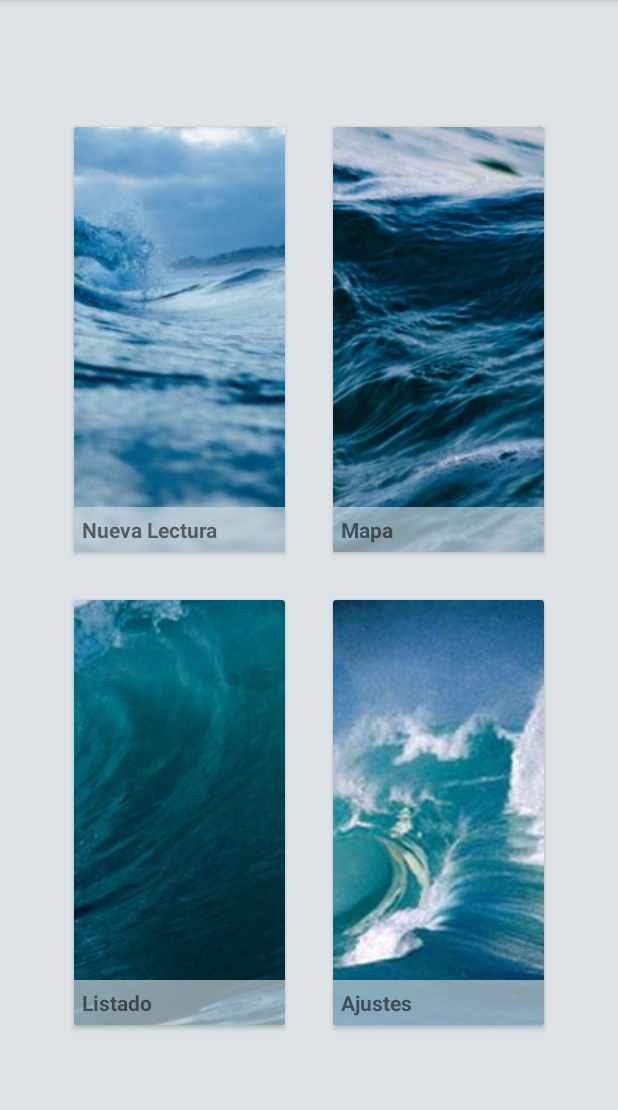
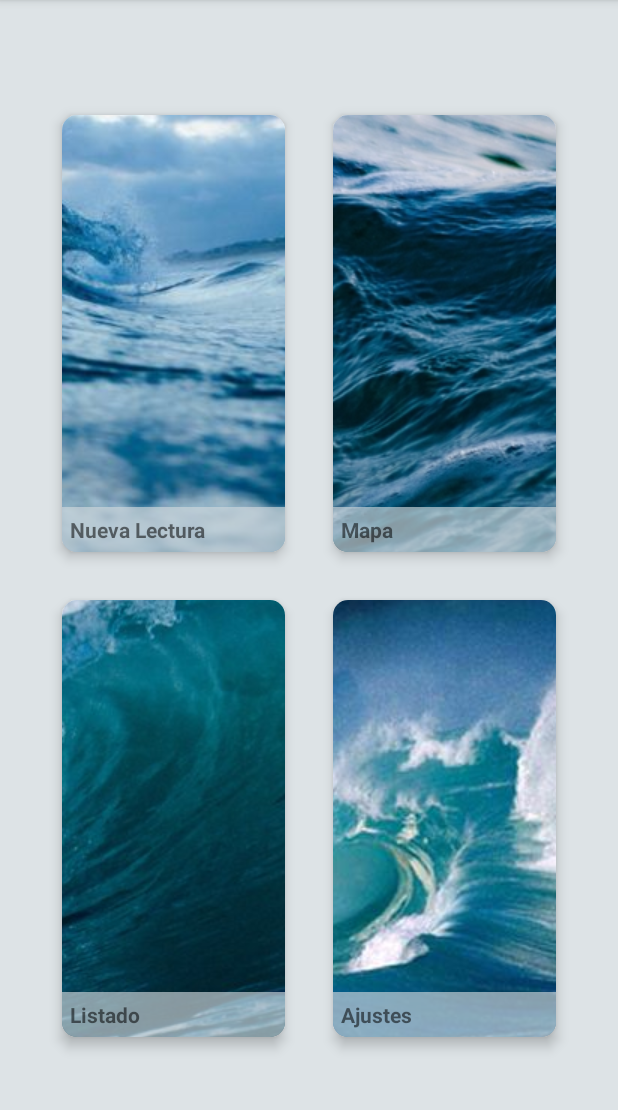
Before and after one commit to AbelTomas/Azaol, an Android app: the MenuActivity screen opened directly, with no data from a screen before it, on a phone screen of 412 x 824 dp, the part 84-1194 px from its top. Run offline under Robolectric (Android 15) with nearby library versions, the phone set to English and light mode, and no system bars; our stand-ins replace ButterKnife, Firebase (no records; nobody signed in at launch, a user with empty details on screens opened directly); 1 statement that could not run was skipped.

Commit message:
Minor style changes

```diff
--- a/app/src/main/res/layout/activity_menu.xml
+++ b/app/src/main/res/layout/activity_menu.xml
@@ -3,17 +3,93 @@
     xmlns:app="http://schemas.android.com/apk/res-auto"
     xmlns:tools="http://schemas.android.com/tools"
     android:layout_width="match_parent"
-    android:background="@color/menu_text_background"
-    android:layout_height="match_parent">
+    android:layout_height="match_parent"
+    android:background="@color/menu_text_background">
 
     <android.support.v7.widget.CardView
-        android:id="@+id/cardView2"
+        android:id="@+id/cardView3"
         android:layout_width="0dp"
         android:layout_height="0dp"
-        android:layout_marginStart="8dp"
-        android:layout_marginTop="8dp"
+        android:layout_marginTop="16dp"
+        android:layout_marginEnd="16dp"
+        app:cardElevation="@dimen/card_elevation"
+        app:cardCornerRadius="@dimen/card_round_corner"
+        app:layout_constraintBottom_toTopOf="@+id/guidelineMarginBottom"
+        app:layout_constraintEnd_toStartOf="@+id/guidelineMediumVertical"
+        app:layout_constraintStart_toStartOf="@+id/guidelineMarginStart"
+        app:layout_constraintTop_toTopOf="@+id/guidelineMediumHorizontal">
+
+        <android.support.constraint.ConstraintLayout
+            android:layout_width="match_parent"
+            android:layout_height="match_parent">
+
+            <ImageView
+                android:layout_width="match_parent"
+                android:layout_height="match_parent"
+                android:scaleType="center"
+                android:src="@drawable/imagen_menu3" />
+
+            <TextView
+                android:id="@+id/textView3"
+                android:layout_width="0dp"
+                android:layout_height="wrap_content"
+                android:background="@color/menu_text_background"
+                android:padding="5dp"
+                android:text="Listado"
+                android:textStyle="bold"
+                app:layout_constraintBottom_toBottomOf="parent"
+                app:layout_constraintEnd_toEndOf="parent"
+                app:layout_constraintStart_toStartOf="parent" />
+        </android.support.constraint.ConstraintLayout>
+
+    </android.support.v7.widget.CardView>
+
+    <android.support.v7.widget.CardView
+        android:id="@+id/cardView4"
+        android:layout_width="0dp"
+        android:layout_height="0dp"
+        android:layout_marginStart="16dp"
+        android:layout_marginTop="16dp"
+        app:cardCornerRadius="@dimen/card_round_corner"
+        app:cardElevation="@dimen/card_elevation"
+        app:layout_constraintBottom_toTopOf="@+id/guidelineMarginBottom"
+        app:layout_constraintEnd_toStartOf="@+id/guidelineMarginEnd"
+        app:layout_constraintStart_toStartOf="@+id/guidelineMediumVertical"
+        app:layout_constraintTop_toTopOf="@+id/guidelineMediumHorizontal">
+
+        <android.support.constraint.ConstraintLayout
+            android:layout_width="match_parent"
+            android:layout_height="match_parent">
+
+            <ImageView
+                android:layout_width="match_parent"
+                android:layout_height="match_parent"
+                android:scaleType="center"
+                android:src="@drawable/imagen_menu4" />
+
+            <TextView
+                android:id="@+id/textView4"
+                android:layout_width="0dp"
+                android:layout_height="wrap_content"
+                android:background="@color/menu_text_background"
+                android:padding="5dp"
+                android:text="Ajustes"
+                android:textStyle="bold"
+                app:layout_constraintBottom_toBottomOf="parent"
+                app:layout_constraintEnd_toEndOf="parent"
+                app:layout_constraintStart_toStartOf="parent" />
+        </android.support.constraint.ConstraintLayout>
+
+    </android.support.v7.widget.CardView>
+
+    <android.support.v7.widget.CardView
+        android:id="@+id/cardView1"
+        android:layout_width="0dp"
+        android:layout_height="0dp"
         android:layout_marginEnd="16dp"
         android:layout_marginBottom="16dp"
+        app:cardElevation="@dimen/card_elevation"
+        app:cardCornerRadius="@dimen/card_round_corner"
         app:layout_constraintBottom_toTopOf="@+id/guidelineMediumHorizontal"
         app:layout_constraintEnd_toStartOf="@+id/guidelineMediumVertical"
         app:layout_constraintStart_toStartOf="@+id/guidelineMarginStart"
@@ -47,14 +123,14 @@
 
 
     <android.support.v7.widget.CardView
-        android:id="@+id/cardView4"
+        android:id="@+id/cardView2"
         android:layout_width="0dp"
         android:layout_height="0dp"
         android:layout_marginStart="16dp"
-        android:layout_marginTop="8dp"
-        android:layout_marginEnd="8dp"
         android:layout_marginBottom="16dp"
         android:foregroundGravity="center"
+        app:cardElevation="@dimen/card_elevation"
+        app:cardCornerRadius="@dimen/card_round_corner"
         app:layout_constraintBottom_toTopOf="@+id/guidelineMediumHorizontal"
         app:layout_constraintEnd_toStartOf="@+id/guidelineMarginEnd"
         app:layout_constraintStart_toStartOf="@+id/guidelineMediumVertical"
@@ -129,79 +205,4 @@
         android:orientation="horizontal"
         app:layout_constraintGuide_percent="0.5" />
 
-    <android.support.v7.widget.CardView
-        android:layout_width="0dp"
-        android:layout_height="0dp"
-        android:layout_marginStart="8dp"
-        android:layout_marginTop="16dp"
-        android:layout_marginEnd="16dp"
-        android:layout_marginBottom="8dp"
-        app:layout_constraintBottom_toTopOf="@+id/guidelineMarginBottom"
-        app:layout_constraintEnd_toStartOf="@+id/guidelineMediumVertical"
-        app:layout_constraintStart_toStartOf="@+id/guidelineMarginStart"
-        app:layout_constraintTop_toTopOf="@+id/guidelineMediumHorizontal">
-
-        <android.support.constraint.ConstraintLayout
-            android:layout_width="match_parent"
-            android:layout_height="match_parent">
-
-            <ImageView
-                android:layout_width="match_parent"
-                android:layout_height="match_parent"
-                android:scaleType="center"
-                android:src="@drawable/imagen_menu3" />
-
-            <TextView
-                android:id="@+id/textView3"
-                android:layout_width="0dp"
-                android:layout_height="wrap_content"
-                android:background="@color/menu_text_background"
-                android:padding="5dp"
-                android:text="Listado"
-                android:textStyle="bold"
-                app:layout_constraintBottom_toBottomOf="parent"
-                app:layout_constraintEnd_toEndOf="parent"
-                app:layout_constraintStart_toStartOf="parent" />
-        </android.support.constraint.ConstraintLayout>
-
-    </android.support.v7.widget.CardView>
-
-    <android.support.v7.widget.CardView
-        android:id="@+id/cardView"
-        android:layout_width="0dp"
-        android:layout_height="0dp"
-        android:layout_marginStart="16dp"
-        android:layout_marginTop="16dp"
-        android:layout_marginEnd="8dp"
-        android:layout_marginBottom="8dp"
-        app:layout_constraintBottom_toTopOf="@+id/guidelineMarginBottom"
-        app:layout_constraintEnd_toStartOf="@+id/guidelineMarginEnd"
-        app:layout_constraintStart_toStartOf="@+id/guidelineMediumVertical"
-        app:layout_constraintTop_toTopOf="@+id/guidelineMediumHorizontal">
-
-        <android.support.constraint.ConstraintLayout
-            android:layout_width="match_parent"
-            android:layout_height="match_parent">
-
-            <ImageView
-                android:layout_width="match_parent"
-                android:layout_height="match_parent"
-                android:scaleType="center"
-                android:src="@drawable/imagen_menu4" />
-
-            <TextView
-                android:id="@+id/textView4"
-                android:layout_width="0dp"
-                android:layout_height="wrap_content"
-                android:background="@color/menu_text_background"
-                android:padding="5dp"
-                android:text="Ajustes"
-                android:textStyle="bold"
-                app:layout_constraintBottom_toBottomOf="parent"
-                app:layout_constraintEnd_toEndOf="parent"
-                app:layout_constraintStart_toStartOf="parent" />
-        </android.support.constraint.ConstraintLayout>
-
-    </android.support.v7.widget.CardView>
-
 </android.support.constraint.ConstraintLayout>
--- a/app/src/main/res/values/dimens.xml
+++ b/app/src/main/res/values/dimens.xml
@@ -2,4 +2,7 @@
     <!-- Default screen margins, per the Android Design guidelines. -->
     <dimen name="activity_horizontal_margin">16dp</dimen>
     <dimen name="activity_vertical_margin">16dp</dimen>
+
+    <dimen name="card_elevation">5dp</dimen>
+    <dimen name="card_round_corner">10dp</dimen>
 </resources>
```
